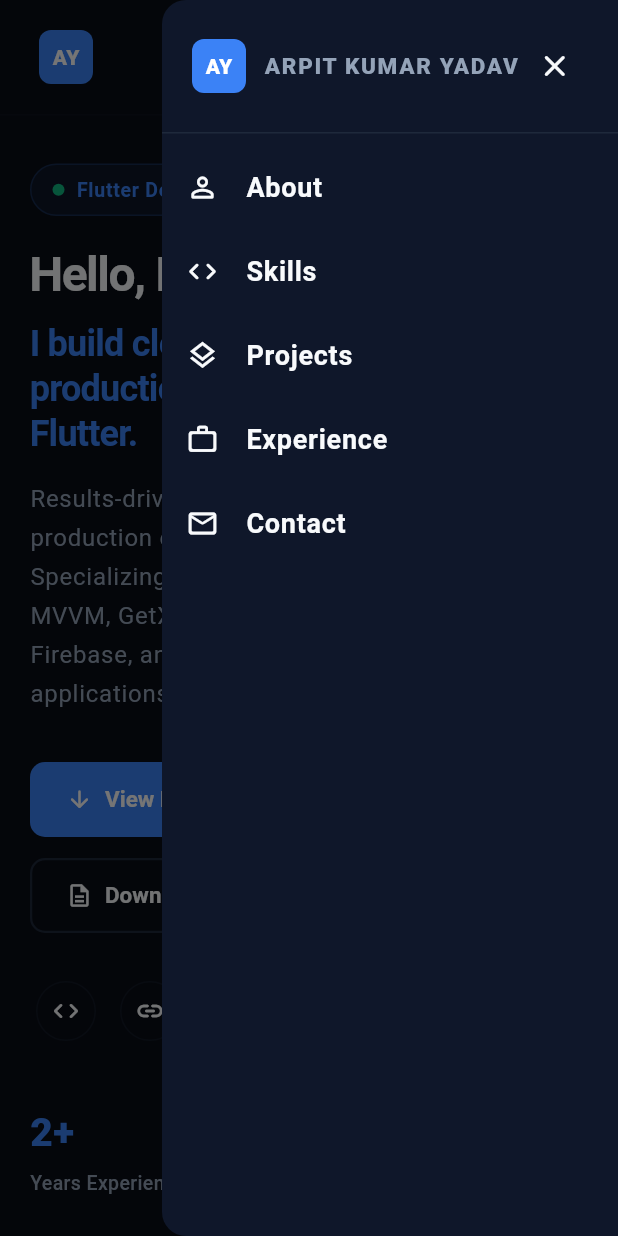
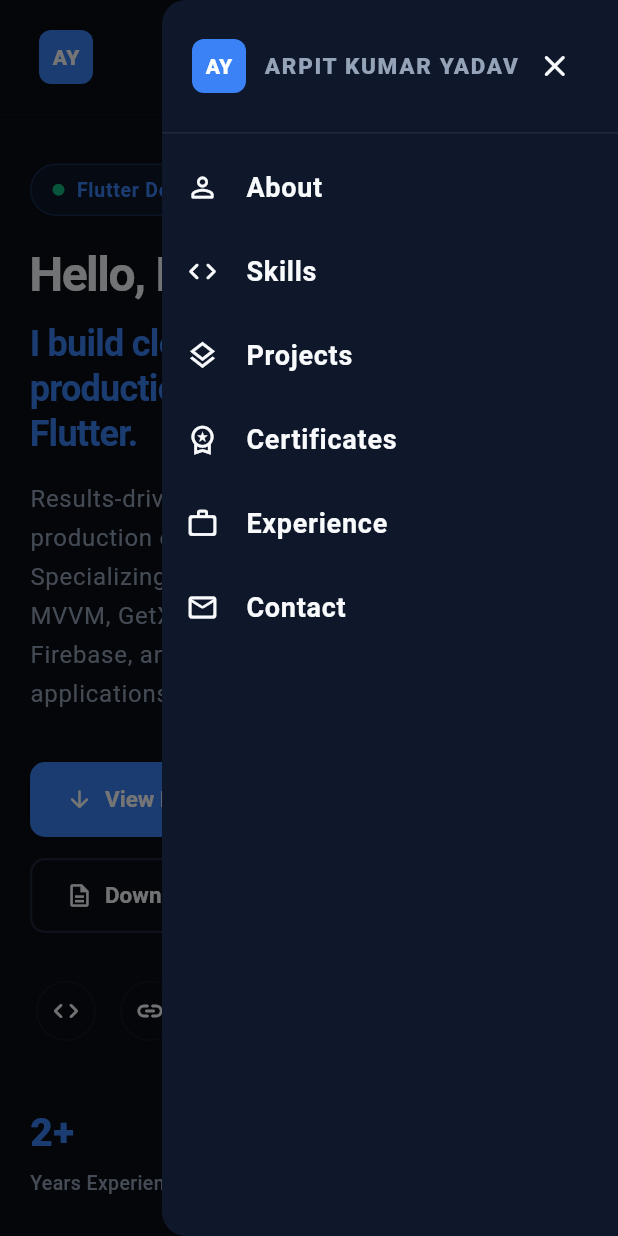
Before and after one commit to arpityadav783791-cloud/Personal_Portfolio, a Flutter app: the screen it shows after launch, with the side drawer open, on a phone screen of 412 x 824 dp. Run offline on Flutter 3.47's test engine with Material 3 defaults, Android fonts, the phone set to English and light mode, and no system bars.

Commit message:
feat: add certificates section to portfolio
## Summary

- Added a dedicated Certifications section to the portfolio.
- Added certificate model and certificate data for 7 SoloLearn certificates.
- Added responsive certificate cards with hover effects.
- Added certificate image viewer with zoom support.
- Added certificate assets to Flutter configuration.
- Added Certificates to the portfolio navigation.
- Added smooth navigation to the Certifications section.

## Certificates Added

- Introduction to C
- Introduction to Python
- C Intermediate
- Coding for Data
- Python Developer
- Tech for Everyone
- Machine Learning for Beginners

## Validation

- `flutter analyze` passes with no issues.
- Certificate assets verified locally.
- Certificates section integrated into the existing portfolio layout.

```diff
--- a/lib/core/navigation/portfolio_navigation.dart
+++ b/lib/core/navigation/portfolio_navigation.dart
@@ -4,6 +4,7 @@ enum PortfolioSection {
   about('About', Icons.person_outline_rounded),
   skills('Skills', Icons.code_rounded),
   projects('Projects', Icons.layers_outlined),
+  certificates('Certificates', Icons.workspace_premium_outlined),
   experience('Experience', Icons.work_outline_rounded),
   contact('Contact', Icons.mail_outline_rounded);
 
--- /dev/null
+++ b/lib/data/certificates_data.dart
@@ -0,0 +1,46 @@
+import 'models/certificate_model.dart';
+
+const List<CertificateModel> certificates = [
+  CertificateModel(
+    title: 'Introduction to C',
+    issuer: 'SoloLearn',
+    issueDate: '30 March 2024',
+    imagePath: 'assets/certificates/introduction to c.jpeg',
+  ),
+  CertificateModel(
+    title: 'Introduction to Python',
+    issuer: 'SoloLearn',
+    issueDate: '04 April 2024',
+    imagePath: 'assets/certificates/Introduction to python.jpeg',
+  ),
+  CertificateModel(
+    title: 'C Intermediate',
+    issuer: 'SoloLearn',
+    issueDate: '11 October 2024',
+    imagePath: 'assets/certificates/c intermediate.jpeg',
+  ),
+  CertificateModel(
+    title: 'Coding for Data',
+    issuer: 'SoloLearn',
+    issueDate: '25 February 2025',
+    imagePath: 'assets/certificates/coding for data.jpeg',
+  ),
+  CertificateModel(
+    title: 'Python Developer',
+    issuer: 'SoloLearn',
+    issueDate: '28 February 2025',
+    imagePath: 'assets/certificates/python developer.jpeg',
+  ),
+  CertificateModel(
+    title: 'Tech for Everyone',
+    issuer: 'SoloLearn',
+    issueDate: '08 March 2025',
+    imagePath: 'assets/certificates/tech for everyone.jpeg',
+  ),
+  CertificateModel(
+    title: 'Machine Learning for Beginners',
+    issuer: 'SoloLearn',
+    issueDate: '16 March 2025',
+    imagePath: 'assets/certificates/machine learning for beginners.jpeg',
+  ),
+];
--- a/lib/features/home/home_page.dart
+++ b/lib/features/home/home_page.dart
@@ -4,6 +4,7 @@ import 'package:portfolio/core/responsive/responsive_spacing.dart';
 import 'package:portfolio/core/widgets/app_shell.dart';
 import 'package:portfolio/core/widgets/page_container.dart';
 import 'package:portfolio/features/about/about_section.dart';
+import 'package:portfolio/features/certificates/certificates_section.dart';
 import 'package:portfolio/features/contact/contact_section.dart';
 import 'package:portfolio/features/contact/footer_section.dart';
 import 'package:portfolio/features/experience/education_section.dart';
@@ -35,7 +36,6 @@ class _HomeContent extends StatelessWidget {
         children: [
           // Hero Section (Top)
           const HeroSection(),
-
           SizedBox(height: sectionSpacing),
 
           // About Section
@@ -43,7 +43,6 @@ class _HomeContent extends StatelessWidget {
             key: nav.sectionKeys[PortfolioSection.about],
             child: const AboutSection(),
           ),
-
           SizedBox(height: sectionSpacing),
 
           // Skills Section
@@ -51,7 +50,6 @@ class _HomeContent extends StatelessWidget {
             key: nav.sectionKeys[PortfolioSection.skills],
             child: const SkillsSection(),
           ),
-
           SizedBox(height: sectionSpacing),
 
           // Projects Section
@@ -59,7 +57,14 @@ class _HomeContent extends StatelessWidget {
             key: nav.sectionKeys[PortfolioSection.projects],
             child: const ProjectsSection(),
           ),
+          SizedBox(height: sectionSpacing),
 
+          // Certifications Section
+          // Certifications Section
+          KeyedSubtree(
+            key: nav.sectionKeys[PortfolioSection.certificates],
+            child: const CertificatesSection(),
+          ),
           SizedBox(height: sectionSpacing),
 
           // Experience & Education Section
--- a/pubspec.yaml
+++ b/pubspec.yaml
@@ -2,7 +2,7 @@ name: portfolio
 description: "A new Flutter project."
 # The following line prevents the package from being accidentally published to
 # pub.dev using `flutter pub publish`. This is preferred for private packages.
-publish_to: 'none' # Remove this line if you wish to publish to pub.dev
+publish_to: "none" # Remove this line if you wish to publish to pub.dev
 
 # The following defines the version and build number for your application.
 # A version number is three numbers separated by dots, like 1.2.43
@@ -52,7 +52,6 @@ dev_dependencies:
 
 # The following section is specific to Flutter packages.
 flutter:
-
   # The following line ensures that the Material Icons font is
   # included with your application, so that you can use the icons in
   # the material Icons class.
@@ -60,6 +59,7 @@ flutter:
 
   assets:
     - assets/resume/
+    - assets/certificates/
 
   # An image asset can refer to one or more resolution-specific "variants", see
   # https://flutter.dev/to/resolution-aware-images
```
Also changed, not shown: lib/data/models/certificate_model.dart (added, +13 -0 lines), lib/features/certificates/certificates_section.dart (added, +82 -0 lines), lib/features/certificates/widgets/cartificate_viewer.dart (added, +69 -0 lines), lib/features/certificates/widgets/certificate_card.dart (added, +128 -0 lines), assets/certificates/Introduction to python.jpeg (added), assets/certificates/c intermediate.jpeg (added), assets/certificates/coding for data.jpeg (added), assets/certificates/introduction to c.jpeg (added), assets/certificates/machine learning for beginners.jpeg (added), assets/certificates/python developer.jpeg (added), assets/certificates/tech for everyone.jpeg (added).
